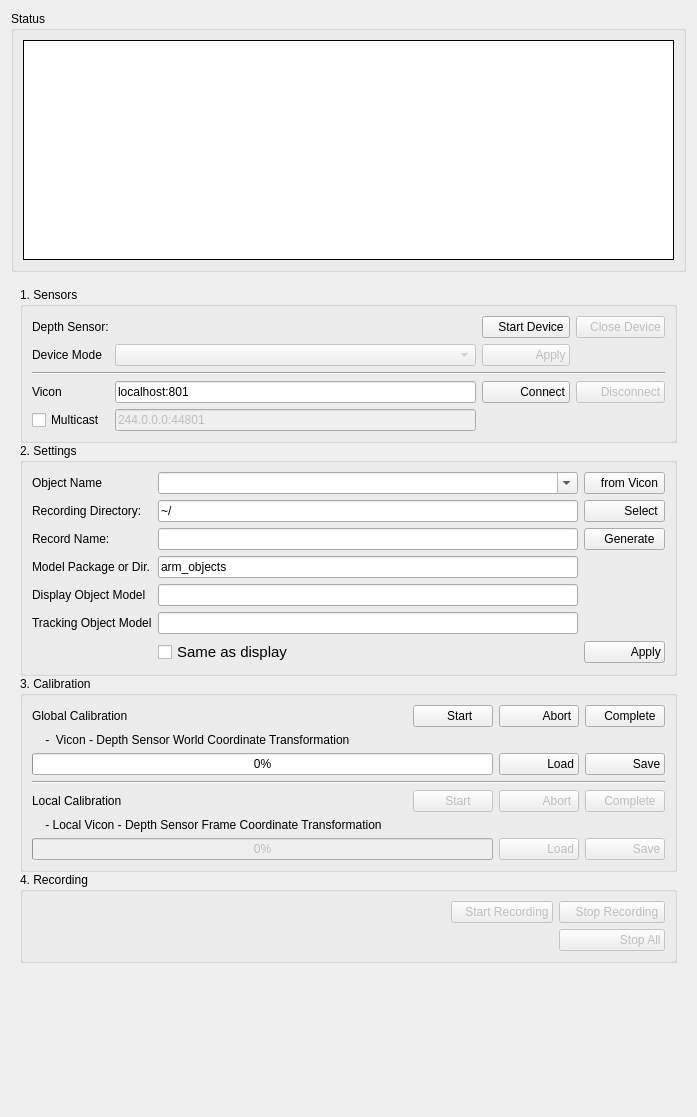
The window that src/rqt_acquisition_controller/src/rqt_acquisition_controller/acquisition_controller.ui (cassinaj/rqt_oni_vicon_playback) describes before a commit, drawn with Qt 5.
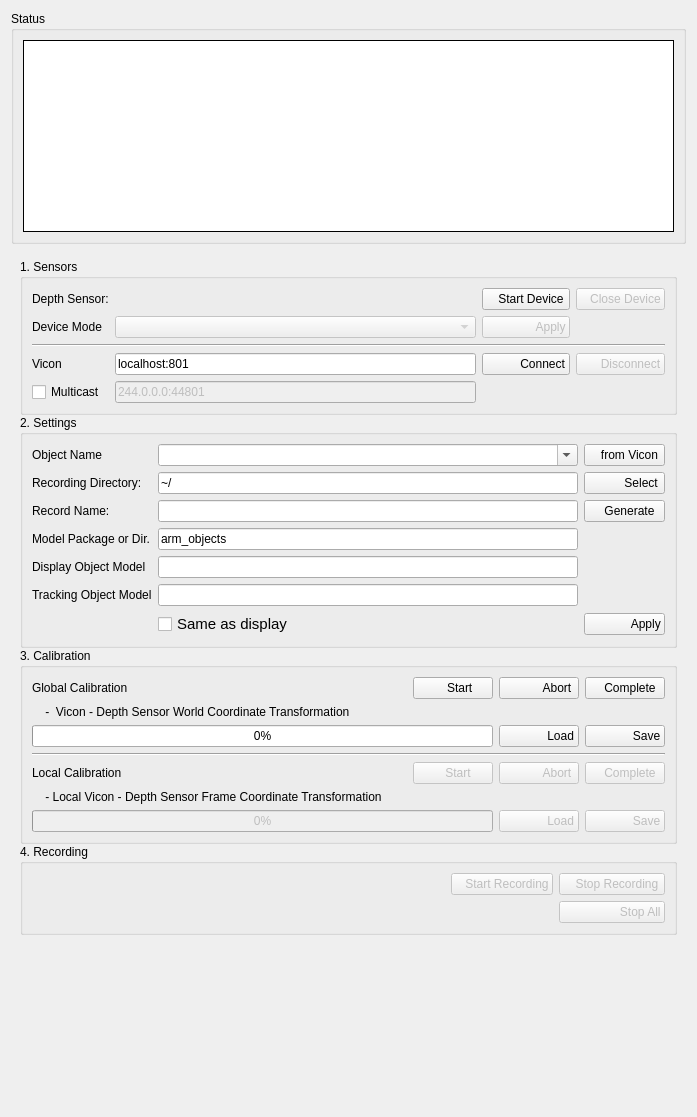
The same window after the commit. Icons and pictures are not drawn.

Commit message: Recording duration integrated

Diff of the .ui file:
```diff
--- a/src/rqt_acquisition_controller/src/rqt_acquisition_controller/acquisition_controller.ui
+++ b/src/rqt_acquisition_controller/src/rqt_acquisition_controller/acquisition_controller.ui
@@ -52,7 +52,7 @@
         <property name="minimumSize">
          <size>
           <width>0</width>
-          <height>220</height>
+          <height>0</height>
          </size>
         </property>
         <property name="frameShape">
@@ -107,7 +107,7 @@
         <x>0</x>
         <y>0</y>
         <width>679</width>
-        <height>837</height>
+        <height>865</height>
        </rect>
       </property>
       <property name="sizePolicy">
```
The commit also changes 2 other files.
